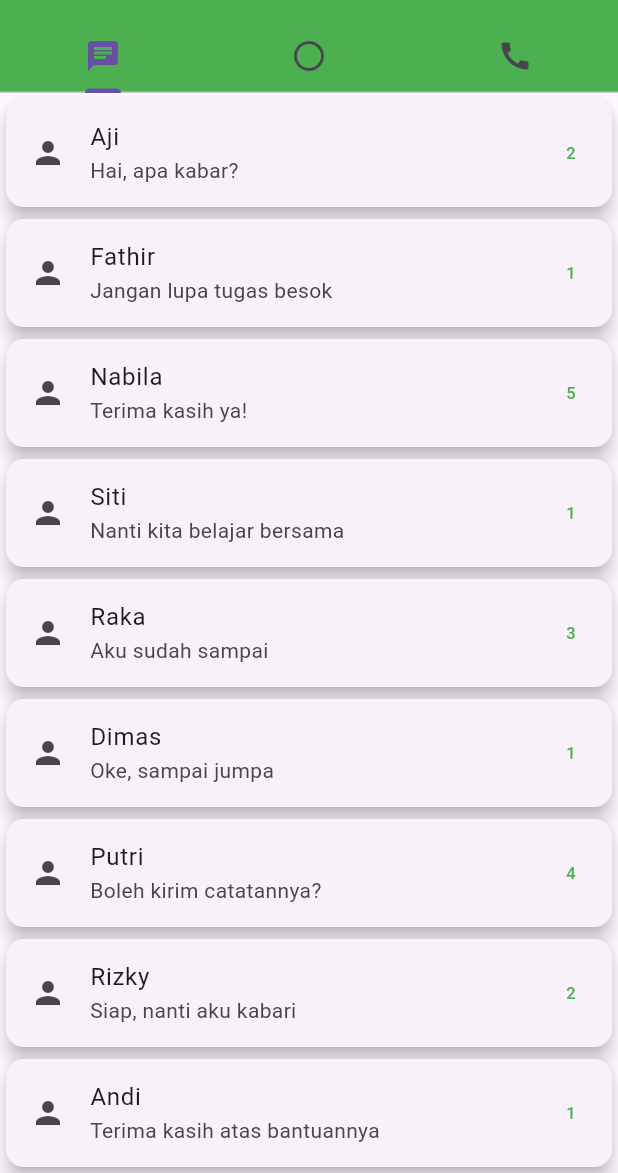
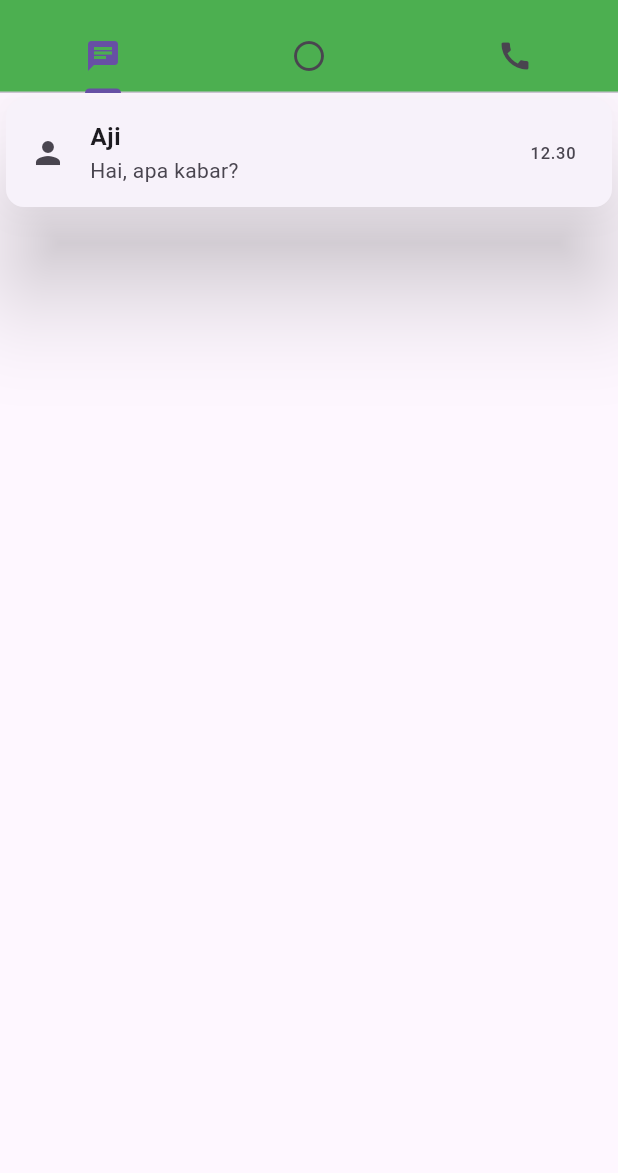
Before and after one commit to 26valdy/WhatsApp-Flutter-Project, a Flutter app: the screen it shows after launch, on a phone screen of 412 x 824 dp, the part 63-1236 px from its top. Run offline on Flutter 3.47's test engine with Material 3 defaults, Android fonts, the phone set to English and light mode, and no system bars.

Commit message:
MEB-11 Menggunakan Navigator

```diff
--- /dev/null
+++ b/lib/detail_chat.dart
@@ -0,0 +1,15 @@
+import 'package:flutter/material.dart';
+
+class DetailChat extends StatefulWidget {
+  const DetailChat({super.key});
+
+  @override
+  State<DetailChat> createState() => _DetailChatState();
+}
+
+class _DetailChatState extends State<DetailChat> {
+  @override
+  Widget build(BuildContext context) {
+    return const Placeholder();
+  }
+}
--- a/lib/main.dart
+++ b/lib/main.dart
@@ -45,105 +45,30 @@ class _MyHomePageState extends State<MyHomePage> {
         ),
         body: TabBarView(
           children: [
-            ListView(
-              children: const [
-                Card(
-                  elevation: 5,
-                  child: ListTile(
-                    leading: Icon(Icons.person),
-                    title: Text('Aji'),
-                    subtitle: Text('Hai, apa kabar?'),
-                    trailing: Text('2', style: TextStyle(color: Colors.green)),
-                  ),
-                ),
-                Card(
-                  elevation: 5,
-                  child: ListTile(
-                    leading: Icon(Icons.person),
-                    title: Text('Fathir'),
-                    subtitle: Text('Jangan lupa tugas besok'),
-                    trailing: Text('1', style: TextStyle(color: Colors.green)),
-                  ),
-                ),
-                Card(
-                  elevation: 5,
-                  child: ListTile(
-                    leading: Icon(Icons.person),
-                    title: Text('Nabila'),
-                    subtitle: Text('Terima kasih ya!'),
-                    trailing: Text('5', style: TextStyle(color: Colors.green)),
-                  ),
-                ),
-                Card(
-                  elevation: 5,
-                  child: ListTile(
-                    leading: Icon(Icons.person),
-                    title: Text('Siti'),
-                    subtitle: Text('Nanti kita belajar bersama'),
-                    trailing: Text('1', style: TextStyle(color: Colors.green)),
-                  ),
-                ),
-                Card(
-                  elevation: 5,
-                  child: ListTile(
-                    leading: Icon(Icons.person),
-                    title: Text('Raka'),
-                    subtitle: Text('Aku sudah sampai'),
-                    trailing: Text('3', style: TextStyle(color: Colors.green)),
-                  ),
-                ),
-                Card(
-                  elevation: 5,
-                  child: ListTile(
-                    leading: Icon(Icons.person),
-                    title: Text('Dimas'),
-                    subtitle: Text('Oke, sampai jumpa'),
-                    trailing: Text('1', style: TextStyle(color: Colors.green)),
-                  ),
-                ),
-                Card(
-                  elevation: 5,
-                  child: ListTile(
-                    leading: Icon(Icons.person),
-                    title: Text('Putri'),
-                    subtitle: Text('Boleh kirim catatannya?'),
-                    trailing: Text('4', style: TextStyle(color: Colors.green)),
-                  ),
-                ),
-                Card(
-                  elevation: 5,
-                  child: ListTile(
-                    leading: Icon(Icons.person),
-                    title: Text('Rizky'),
-                    subtitle: Text('Siap, nanti aku kabari'),
-                    trailing: Text('2', style: TextStyle(color: Colors.green)),
-                  ),
-                ),
-                Card(
-                  elevation: 5,
-                  child: ListTile(
-                    leading: Icon(Icons.person),
-                    title: Text('Andi'),
-                    subtitle: Text('Terima kasih atas bantuannya'),
-                    trailing: Text('1', style: TextStyle(color: Colors.green)),
-                  ),
-                ),
-                Card(
-                  elevation: 5,
-                  child: ListTile(
-                    leading: Icon(Icons.person),
-                    title: Text('Citra'),
-                    subtitle: Text('Sampai ketemu besok'),
-                    trailing: Text('6', style: TextStyle(color: Colors.green)),
-                  ),
-                ),
-                Card(
-                  elevation: 5,
-                  child: ListTile(
-                    leading: Icon(Icons.person),
-                    title: Text('Budi'),
-                    subtitle: Text('Baik, aku mengerti'),
-                    trailing: Text('1', style: TextStyle(color: Colors.green)),
+            Column(
+              children: [
+                InkWell(
+                  onTap: () {
+                    print("Chat ditekan");
+
+                    Navigator.push(
+                      context,
+                      MaterialPageRoute(
+                        builder: (context) => const DetailChat(),
+                      ),
+                    );
+                  },
+                  child: Card(
+                    elevation: 30,
+                    child: ListTile(
+                      leading: Icon(Icons.person),
+                      title: Text(
+                        "Aji",
+                        style: TextStyle(fontWeight: FontWeight.bold),
+                      ),
+                      subtitle: Text("Hai, apa kabar?"),
+                      trailing: Text("12.30"),
+                    ),
                   ),
                 ),
               ],
@@ -176,11 +101,8 @@ class _MyHomePageState extends State<MyHomePage> {
                   subtitle: Text("Ketuk untuk menambahkan pembaruan status"),
                 ),
                 Padding(
-                  padding: const EdgeInsets.symmetric(
-                    horizontal: 16,
-                    vertical: 8,
-                  ),
-                  child: const Text(
+                  padding: EdgeInsets.symmetric(horizontal: 16, vertical: 8),
+                  child: Text(
                     'Pembaruan terkini',
                     style: TextStyle(
                       color: Colors.grey,
@@ -253,3 +175,15 @@ class _MyHomePageState extends State<MyHomePage> {
     );
   }
 }
+
+class DetailChat extends StatelessWidget {
+  const DetailChat({super.key});
+
+  @override
+  Widget build(BuildContext context) {
+    return Scaffold(
+      appBar: AppBar(title: const Text('Aji')),
+      body: const Center(child: Text('Chat dengan Aji')),
+    );
+  }
+}
```
